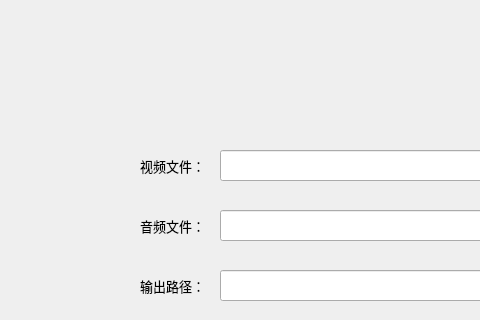
Before: the Qt Designer form mainwindow.ui in YaoqingAyuan/Memoria, drawn with Qt 5; both pictures show x 0 to 480 and y 0 to 320 of the 800 by 600 pixel window.
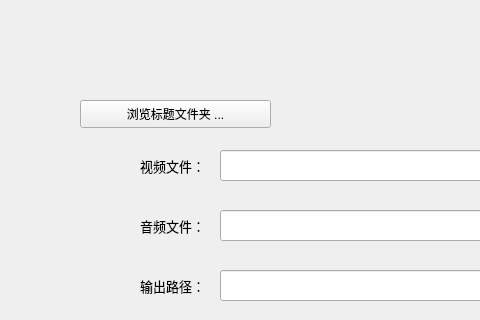
After: the same form once the commit is applied.

The edit to the form file:
```diff
--- a/mainwindow.ui
+++ b/mainwindow.ui
@@ -163,6 +163,19 @@
      <number>0</number>
     </property>
    </widget>
+   <widget class="QPushButton" name="titlefolderBtn">
+    <property name="geometry">
+     <rect>
+      <x>80</x>
+      <y>100</y>
+      <width>191</width>
+      <height>28</height>
+     </rect>
+    </property>
+    <property name="text">
+     <string>浏览标题文件夹 ...</string>
+    </property>
+   </widget>
   </widget>
   <widget class="QMenuBar" name="menubar">
    <property name="geometry">
```
